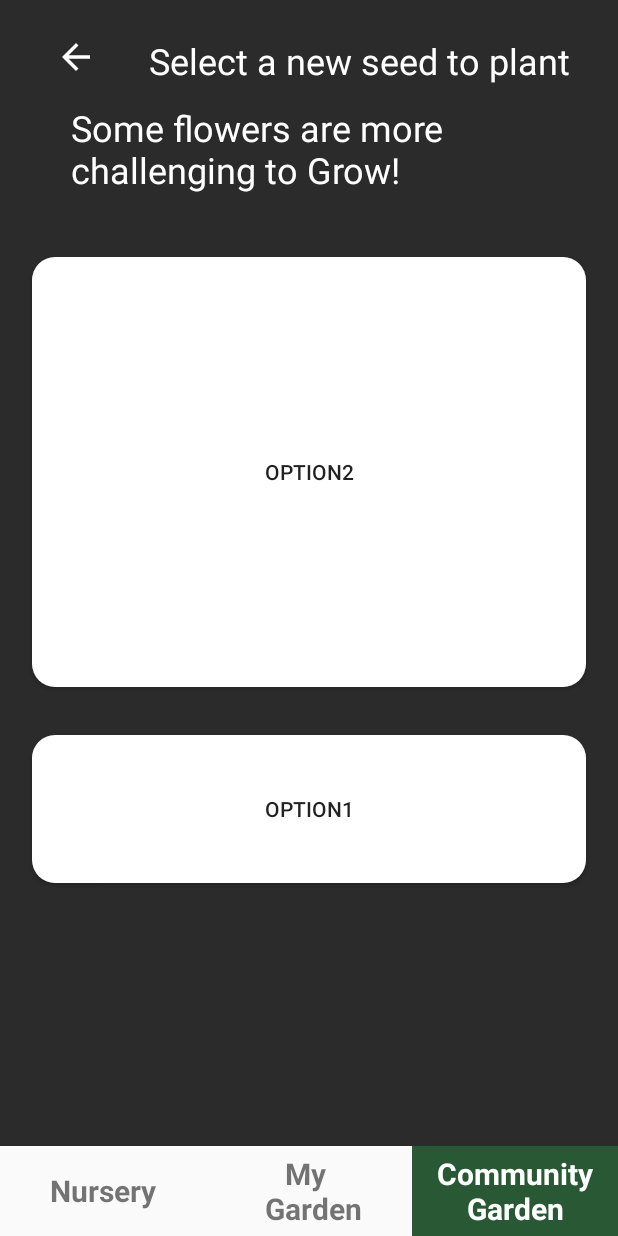
After one commit to estowell/ADCaregiverApp, an Android app: the fragment SelectChallengeFragment placed in its activity, on a phone screen of 412 x 824 dp. The commit adds this screen. Run offline under Robolectric (Android 15) with nearby library versions, the phone set to English and light mode, and no system bars; our stand-ins replace Dagger/Hilt's generated code, data binding.

Commit message:
added navigation to select challenge fragment

```diff
--- a/app/src/main/java/edu/neu/ccs/wellness/adcaregiverapp/domain/Nursery/usecase/ShareStory.java
+++ b/app/src/main/java/edu/neu/ccs/wellness/adcaregiverapp/domain/Nursery/usecase/ShareStory.java
@@ -4,7 +4,7 @@
 import edu.neu.ccs.wellness.adcaregiverapp.domain.UseCase;
 import edu.neu.ccs.wellness.adcaregiverapp.repository.NurseryRepository;
 
-import static edu.neu.ccs.wellness.adcaregiverapp.services.Firebase.Status;
+import static edu.neu.ccs.wellness.adcaregiverapp.network.services.Firebase.Status;
 
 public class ShareStory extends UseCase<ShareStory.RequestValues, ShareStory.ResponseValue, StoryPost> {
 
--- a/app/src/main/java/edu/neu/ccs/wellness/adcaregiverapp/domain/login/usecase/LoginUser.java
+++ b/app/src/main/java/edu/neu/ccs/wellness/adcaregiverapp/domain/login/usecase/LoginUser.java
@@ -7,7 +7,7 @@
 import edu.neu.ccs.wellness.adcaregiverapp.domain.UseCase;
 import edu.neu.ccs.wellness.adcaregiverapp.domain.login.model.User;
 import edu.neu.ccs.wellness.adcaregiverapp.repository.UserRepository;
-import edu.neu.ccs.wellness.adcaregiverapp.services.model.LoginResponse;
+import edu.neu.ccs.wellness.adcaregiverapp.network.services.model.LoginResponse;
 
 public class LoginUser extends UseCase<LoginUser.RequestValues, LoginUser.ResponseValue, User> {
 
--- /dev/null
+++ b/app/src/main/java/edu/neu/ccs/wellness/adcaregiverapp/network/services/Challenge.java
@@ -0,0 +1,6 @@
+package edu.neu.ccs.wellness.adcaregiverapp.network.services;
+
+public class Challenge {
+
+
+}
--- a/app/src/main/java/edu/neu/ccs/wellness/adcaregiverapp/services/Firebase.java
+++ b/app/src/main/java/edu/neu/ccs/wellness/adcaregiverapp/network/services/Firebase.java
@@ -1,4 +1,4 @@
-package edu.neu.ccs.wellness.adcaregiverapp.services;
+package edu.neu.ccs.wellness.adcaregiverapp.network.services;
 
 import android.support.annotation.NonNull;
 import android.support.annotation.Nullable;
--- a/app/src/main/java/edu/neu/ccs/wellness/adcaregiverapp/services/NetworkCallBack.java
+++ b/app/src/main/java/edu/neu/ccs/wellness/adcaregiverapp/network/services/NetworkCallBack.java
@@ -1,4 +1,4 @@
-package edu.neu.ccs.wellness.adcaregiverapp.services;
+package edu.neu.ccs.wellness.adcaregiverapp.network.services;
 
 public interface NetworkCallBack<T> {
 
--- a/app/src/main/java/edu/neu/ccs/wellness/adcaregiverapp/services/UserService.java
+++ b/app/src/main/java/edu/neu/ccs/wellness/adcaregiverapp/network/services/UserService.java
@@ -1,4 +1,4 @@
-package edu.neu.ccs.wellness.adcaregiverapp.services;
+package edu.neu.ccs.wellness.adcaregiverapp.network.services;
 
 import android.support.annotation.NonNull;
 
@@ -6,7 +6,7 @@
 
 import edu.neu.ccs.wellness.adcaregiverapp.network.server.OAuth2Exception;
 import edu.neu.ccs.wellness.adcaregiverapp.network.server.WellnessUser;
-import edu.neu.ccs.wellness.adcaregiverapp.services.model.LoginResponse;
+import edu.neu.ccs.wellness.adcaregiverapp.network.services.model.LoginResponse;
 
 public class UserService {
 
--- a/app/src/main/java/edu/neu/ccs/wellness/adcaregiverapp/network/services/loginService.java
+++ /dev/null
@@ -1,20 +0,0 @@
-package edu.neu.ccs.wellness.adcaregiverapp.network.services;
-
-import edu.neu.ccs.wellness.adcaregiverapp.network.models.OAuthToken;
-import okhttp3.RequestBody;
-import retrofit2.Call;
-import retrofit2.http.Body;
-import retrofit2.http.Header;
-import retrofit2.http.POST;
-
-/**
- * Created by amritanshtripathi on 6/14/18.
- */
-
-public interface loginService {
-
-
-    @POST("adc_dev/oauth/token")
-    Call<OAuthToken> login(@Header("Content-Type") String contentType, @Body RequestBody loginRequest);
-
-}
--- a/app/src/main/java/edu/neu/ccs/wellness/adcaregiverapp/services/model/LoginResponse.java
+++ b/app/src/main/java/edu/neu/ccs/wellness/adcaregiverapp/network/services/model/LoginResponse.java
@@ -1,4 +1,4 @@
-package edu.neu.ccs.wellness.adcaregiverapp.services.model;
+package edu.neu.ccs.wellness.adcaregiverapp.network.services.model;
 
 import edu.neu.ccs.wellness.adcaregiverapp.network.server.WellnessUser;
 
--- a/app/src/main/java/edu/neu/ccs/wellness/adcaregiverapp/presentation/login/LoginActivity.java
+++ b/app/src/main/java/edu/neu/ccs/wellness/adcaregiverapp/presentation/login/LoginActivity.java
@@ -15,7 +15,7 @@
 import edu.neu.ccs.wellness.adcaregiverapp.R;
 import edu.neu.ccs.wellness.adcaregiverapp.databinding.ActivityLoginBinding;
 import edu.neu.ccs.wellness.adcaregiverapp.presentation.MainActivity;
-import edu.neu.ccs.wellness.adcaregiverapp.services.model.LoginResponse;
+import edu.neu.ccs.wellness.adcaregiverapp.network.services.model.LoginResponse;
 
 /**
  * Created by amritanshtripathi on 6/14/18.
--- a/app/src/main/java/edu/neu/ccs/wellness/adcaregiverapp/presentation/login/LoginViewModel.java
+++ b/app/src/main/java/edu/neu/ccs/wellness/adcaregiverapp/presentation/login/LoginViewModel.java
@@ -6,7 +6,7 @@
 
 import edu.neu.ccs.wellness.adcaregiverapp.domain.UseCase;
 import edu.neu.ccs.wellness.adcaregiverapp.domain.login.usecase.LoginUser;
-import edu.neu.ccs.wellness.adcaregiverapp.services.model.LoginResponse;
+import edu.neu.ccs.wellness.adcaregiverapp.network.services.model.LoginResponse;
 
 public class LoginViewModel extends ViewModel {
 
--- a/app/src/main/java/edu/neu/ccs/wellness/adcaregiverapp/presentation/nursery/NurseryFragment.java
+++ b/app/src/main/java/edu/neu/ccs/wellness/adcaregiverapp/presentation/nursery/NurseryFragment.java
@@ -61,6 +61,12 @@
                 showStoriesDialog();
             }
         });
+        binding.selectNewChallenge.setOnClickListener(new View.OnClickListener() {
+            @Override
+            public void onClick(View v) {
+                navigateToSelectChallengeFragment();
+            }
+        });
     }
 
     private void showStoriesDialog() {
@@ -72,6 +78,14 @@
 
     }
 
+    private void navigateToSelectChallengeFragment() {
+        SelectChallengeFragment fragment = SelectChallengeFragment.newInstance();
+        FragmentTransaction ft = getFragmentManager().beginTransaction();
+        ft.replace(R.id.fragment_container, fragment);
+        ft.addToBackStack(null);
+        ft.commit();
+    }
+
     private void getUser() {
         user = WellnessUser.getSavedInstance(Constants.SHARED_PREFS, getContext());
     }
--- a/app/src/main/java/edu/neu/ccs/wellness/adcaregiverapp/presentation/nursery/NurseryViewModel.java
+++ b/app/src/main/java/edu/neu/ccs/wellness/adcaregiverapp/presentation/nursery/NurseryViewModel.java
@@ -6,7 +6,7 @@
 
 import edu.neu.ccs.wellness.adcaregiverapp.domain.Nursery.usecase.ShareStory;
 import edu.neu.ccs.wellness.adcaregiverapp.domain.UseCase;
-import edu.neu.ccs.wellness.adcaregiverapp.services.Firebase;
+import edu.neu.ccs.wellness.adcaregiverapp.network.services.Firebase;
 
 public class NurseryViewModel extends ViewModel {
 
--- /dev/null
+++ b/app/src/main/java/edu/neu/ccs/wellness/adcaregiverapp/presentation/nursery/SelectChallengeFragment.java
@@ -0,0 +1,43 @@
+package edu.neu.ccs.wellness.adcaregiverapp.presentation.nursery;
+
+import android.databinding.DataBindingUtil;
+import android.os.Bundle;
+import android.support.annotation.NonNull;
+import android.support.annotation.Nullable;
+import android.support.v4.app.Fragment;
+import android.view.LayoutInflater;
+import android.view.View;
+import android.view.ViewGroup;
+
+import edu.neu.ccs.wellness.adcaregiverapp.R;
+import edu.neu.ccs.wellness.adcaregiverapp.databinding.FragmentSelectChallengeBinding;
+
+public class SelectChallengeFragment extends Fragment {
+
+    private FragmentSelectChallengeBinding binding;
+
+    public static SelectChallengeFragment newInstance() {
+
+        Bundle args = new Bundle();
+
+        SelectChallengeFragment fragment = new SelectChallengeFragment();
+        fragment.setArguments(args);
+        return fragment;
+    }
+
+
+    @Override
+    public void onCreate(@Nullable Bundle savedInstanceState) {
+        super.onCreate(savedInstanceState);
+    }
+
+    @Nullable
+    @Override
+    public View onCreateView(@NonNull LayoutInflater inflater, @Nullable ViewGroup container, @Nullable Bundle savedInstanceState) {
+
+        binding = DataBindingUtil.inflate(inflater, R.layout.fragment_select_challenge, container, false);
+
+        return binding.getRoot();
+    }
+
+}
--- a/app/src/main/java/edu/neu/ccs/wellness/adcaregiverapp/repository/NurseryRepository.java
+++ b/app/src/main/java/edu/neu/ccs/wellness/adcaregiverapp/repository/NurseryRepository.java
@@ -1,7 +1,7 @@
 package edu.neu.ccs.wellness.adcaregiverapp.repository;
 
 import edu.neu.ccs.wellness.adcaregiverapp.domain.Nursery.model.StoryPost;
-import edu.neu.ccs.wellness.adcaregiverapp.services.Firebase;
+import edu.neu.ccs.wellness.adcaregiverapp.network.services.Firebase;
 
 public class NurseryRepository {
 
--- a/app/src/main/java/edu/neu/ccs/wellness/adcaregiverapp/repository/UserRepository.java
+++ b/app/src/main/java/edu/neu/ccs/wellness/adcaregiverapp/repository/UserRepository.java
@@ -2,9 +2,8 @@
 
 import android.support.annotation.NonNull;
 
-import edu.neu.ccs.wellness.adcaregiverapp.services.NetworkCallBack;
-import edu.neu.ccs.wellness.adcaregiverapp.services.UserService;
-import edu.neu.ccs.wellness.adcaregiverapp.services.model.LoginResponse;
+import edu.neu.ccs.wellness.adcaregiverapp.network.services.UserService;
+import edu.neu.ccs.wellness.adcaregiverapp.network.services.model.LoginResponse;
 
 public class UserRepository {
 
--- /dev/null
+++ b/app/src/main/res/drawable/select_challenge_button_background.xml
@@ -0,0 +1,11 @@
+<?xml version="1.0" encoding="utf-8"?>
+<selector xmlns:android="http://schemas.android.com/apk/res/android">
+    <item>
+        <shape android:shape="rectangle">
+            <solid android:color="@color/white"/>
+
+            <!--corners allow us to make the rounded corners button-->
+            <corners android:radius="15dp" />
+        </shape>
+    </item>
+</selector>
--- a/app/src/main/res/layout/fragment_nursery.xml
+++ b/app/src/main/res/layout/fragment_nursery.xml
@@ -38,7 +38,7 @@
             android:focusable="true"/>
 
         <ImageView
-            android:id="@+id/imageView"
+            android:id="@+id/select_new_challenge"
             android:layout_width="147dp"
             android:layout_height="138dp"
             android:layout_marginBottom="8dp"
--- /dev/null
+++ b/app/src/main/res/layout/fragment_select_challenge.xml
@@ -0,0 +1,85 @@
+<?xml version="1.0" encoding="utf-8"?>
+<layout>
+
+    <android.support.constraint.ConstraintLayout xmlns:android="http://schemas.android.com/apk/res/android"
+        xmlns:app="http://schemas.android.com/apk/res-auto"
+        android:layout_width="match_parent"
+        android:layout_height="match_parent"
+        android:background="@color/nursery_background">
+
+        <Button
+            android:id="@+id/option1"
+            android:layout_width="0dp"
+            android:layout_height="0dp"
+            android:layout_marginBottom="175dp"
+            android:layout_marginEnd="21dp"
+            android:layout_marginStart="21dp"
+            android:layout_marginTop="32dp"
+            android:background="@drawable/select_challenge_button_background"
+            android:text="option1"
+            app:layout_constraintBottom_toBottomOf="parent"
+            app:layout_constraintEnd_toEndOf="parent"
+            app:layout_constraintStart_toStartOf="parent"
+            app:layout_constraintTop_toBottomOf="@+id/option2" />
+
+        <ImageView
+            android:id="@+id/back3"
+            android:layout_width="0dp"
+            android:layout_height="0dp"
+            android:layout_marginBottom="119dp"
+            android:layout_marginEnd="2dp"
+            android:layout_marginStart="4dp"
+            android:layout_marginTop="24dp"
+            android:clickable="true"
+            android:focusable="true"
+            app:layout_constraintBottom_toTopOf="@+id/option2"
+            app:layout_constraintEnd_toStartOf="@+id/textView6"
+            app:layout_constraintStart_toStartOf="parent"
+            app:layout_constraintTop_toTopOf="parent"
+            app:srcCompat="@drawable/ic_arrow_back_white_24dp" />
+
+        <TextView
+            android:id="@+id/textView5"
+            android:layout_width="0dp"
+            android:layout_height="wrap_content"
+            android:layout_marginBottom="42dp"
+            android:layout_marginEnd="47dp"
+            android:layout_marginStart="47dp"
+            android:text="Some flowers are more challenging to Grow!"
+            android:textColor="@color/white"
+            android:textSize="24sp"
+            app:layout_constraintBottom_toTopOf="@+id/option2"
+            app:layout_constraintEnd_toEndOf="parent"
+            app:layout_constraintStart_toStartOf="parent"
+            app:layout_constraintTop_toBottomOf="@+id/textView6" />
+
+        <Button
+            android:id="@+id/option2"
+            android:layout_width="0dp"
+            android:layout_height="0dp"
+            android:layout_marginBottom="306dp"
+            android:layout_marginEnd="21dp"
+            android:layout_marginStart="21dp"
+            android:background="@drawable/select_challenge_button_background"
+            android:text="option2"
+            app:layout_constraintBottom_toBottomOf="parent"
+            app:layout_constraintEnd_toEndOf="parent"
+            app:layout_constraintStart_toStartOf="parent"
+            app:layout_constraintTop_toBottomOf="@+id/textView5" />
+
+        <TextView
+            android:id="@+id/textView6"
+            android:layout_width="wrap_content"
+            android:layout_height="wrap_content"
+            android:layout_marginBottom="12dp"
+            android:layout_marginEnd="32dp"
+            android:layout_marginTop="24dp"
+            android:text="Select a new seed to plant"
+            android:textColor="@color/white"
+            android:textSize="24sp"
+            app:layout_constraintBottom_toTopOf="@+id/textView5"
+            app:layout_constraintEnd_toEndOf="parent"
+            app:layout_constraintStart_toEndOf="@+id/back3"
+            app:layout_constraintTop_toTopOf="parent" />
+    </android.support.constraint.ConstraintLayout>
+</layout>
```
